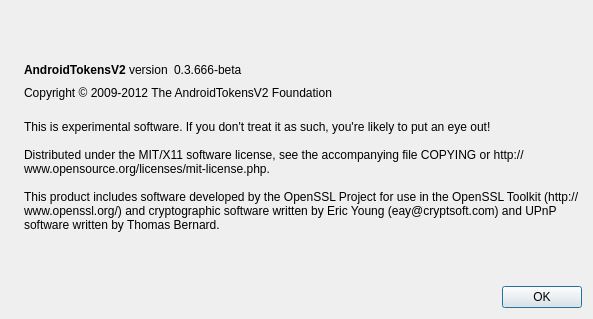
Before: the Qt Designer form src/qt/forms/aboutdialog.ui in CryptoRepairCrew/Android-Token-V2, drawn with Qt 5.
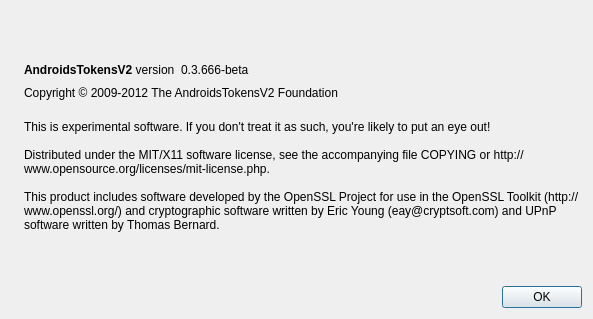
After: the same form once the commit is applied. Icons and pictures are not drawn.

Commit message: AndroidTokens -> AndroidsTokens name change

Diff of the .ui file:
```diff
--- a/src/qt/forms/aboutdialog.ui
+++ b/src/qt/forms/aboutdialog.ui
@@ -50,7 +50,7 @@
           <cursorShape>IBeamCursor</cursorShape>
          </property>
          <property name="text">
-          <string>&lt;b&gt;AndroidTokensV2&lt;/b&gt; version</string>
+          <string>&lt;b&gt;AndroidsTokensV2&lt;/b&gt; version</string>
          </property>
          <property name="textInteractionFlags">
           <set>Qt::LinksAccessibleByMouse|Qt::TextSelectableByKeyboard|Qt::TextSelectableByMouse</set>
@@ -91,7 +91,7 @@
         <cursorShape>IBeamCursor</cursorShape>
        </property>
        <property name="text">
-        <string>Copyright © 2009-2012 The AndroidTokensV2 Foundation</string>
+        <string>Copyright © 2009-2012 The AndroidsTokensV2 Foundation</string>
        </property>
        <property name="textInteractionFlags">
         <set>Qt::LinksAccessibleByMouse|Qt::TextSelectableByKeyboard|Qt::TextSelectableByMouse</set>
```
Left out of the diff: 2 changed lines with no effect on the pictures. The commit also changes 49 other files.
